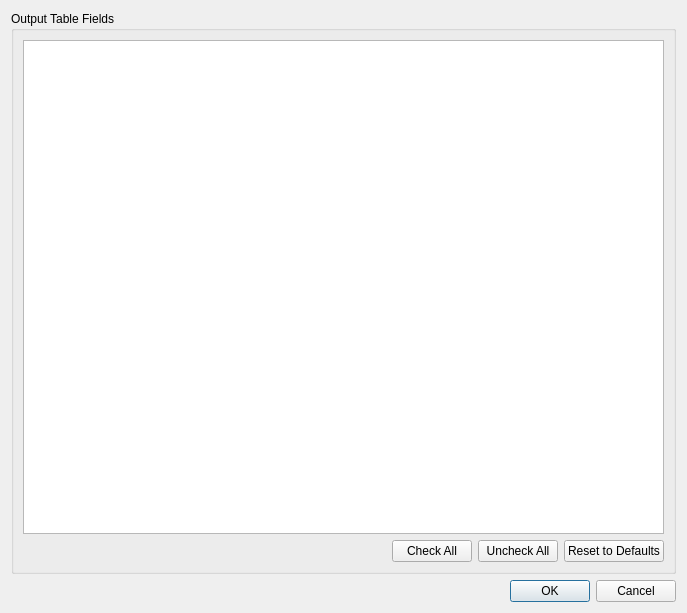
Before: the Qt Designer form qquake/ui/output_table_options.ui in INGV/qquake, drawn with Qt 5.
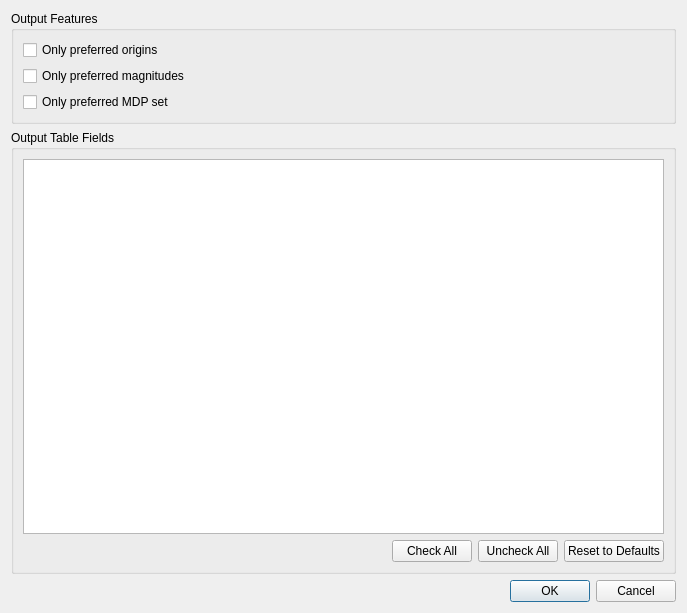
After: the same form once the commit is applied.

Commit message: Output one single combined layer only

```diff
--- a/qquake/ui/output_table_options.ui
+++ b/qquake/ui/output_table_options.ui
@@ -14,6 +14,36 @@
    <string>Form</string>
   </property>
   <layout class="QVBoxLayout" name="verticalLayout">
+   <item>
+    <widget class="QGroupBox" name="groupBox_2">
+     <property name="title">
+      <string>Output Features</string>
+     </property>
+     <layout class="QVBoxLayout" name="verticalLayout_2">
+      <item>
+       <widget class="QCheckBox" name="output_preferred_origins_only_check">
+        <property name="text">
+         <string>Only preferred origins</string>
+        </property>
+       </widget>
+      </item>
+      <item>
+       <widget class="QCheckBox" name="output_preferred_magnitudes_only_check">
+        <property name="text">
+         <string>Only preferred magnitudes</string>
+        </property>
+       </widget>
+      </item>
+      <item>
+       <widget class="QCheckBox" name="output_preferred_mdp_only_check">
+        <property name="text">
+         <string>Only preferred MDP set</string>
+        </property>
+       </widget>
+      </item>
+     </layout>
+    </widget>
+   </item>
    <item>
     <widget class="QGroupBox" name="groupBox">
      <property name="title">
```
The commit also changes 13 other files.
